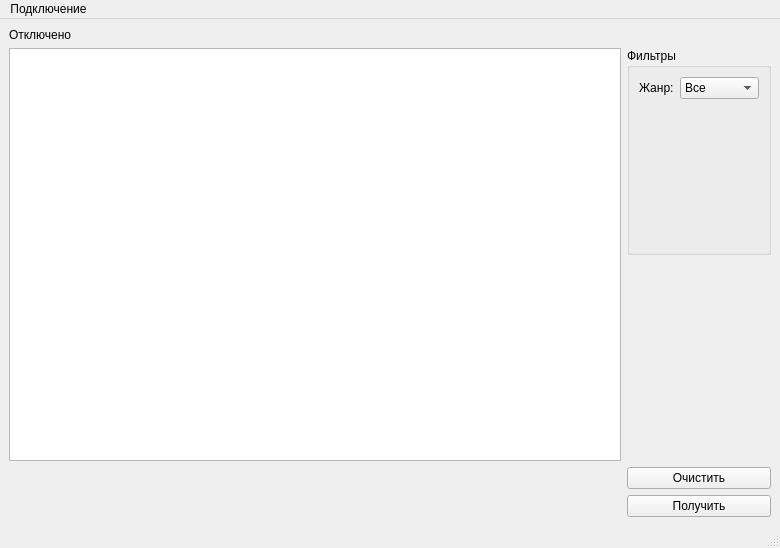
Before: the Qt Designer form 8_Modul/L8_SQL/mainwindow.ui in svcool/origin, drawn with Qt 5.
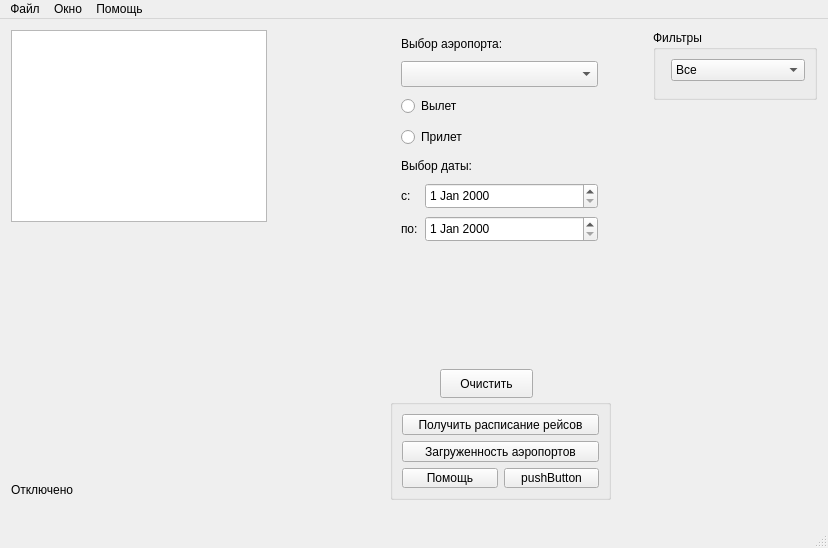
After: the same form once the commit is applied.

```diff
--- a/8_Modul/L8_SQL/mainwindow.ui
+++ b/8_Modul/L8_SQL/mainwindow.ui
@@ -6,7 +6,7 @@
    <rect>
     <x>0</x>
     <y>0</y>
-    <width>780</width>
+    <width>828</width>
     <height>548</height>
    </rect>
   </property>
@@ -20,9 +20,15 @@
    <string>MainWindow</string>
   </property>
   <widget class="QWidget" name="centralwidget">
-   <layout class="QGridLayout" name="gridLayout">
-    <item row="1" column="1">
      <widget class="QGroupBox" name="gb_filters">
+    <property name="geometry">
+     <rect>
+      <x>653</x>
+      <y>11</y>
+      <width>164</width>
+      <height>70</height>
+     </rect>
+    </property>
       <property name="sizePolicy">
        <sizepolicy hsizetype="Preferred" vsizetype="Minimum">
         <horstretch>0</horstretch>
@@ -33,13 +39,6 @@
        <string>Фильтры</string>
       </property>
       <layout class="QFormLayout" name="formLayout">
-       <item row="0" column="0">
-        <widget class="QLabel" name="lb_category">
-         <property name="text">
-          <string>Жанр:</string>
-         </property>
-        </widget>
-       </item>
        <item row="0" column="1">
         <widget class="QComboBox" name="cb_category">
          <item>
@@ -61,25 +60,25 @@
        </item>
       </layout>
      </widget>
-    </item>
-    <item row="2" column="1">
-     <spacer name="verticalSpacer">
-      <property name="orientation">
-       <enum>Qt::Vertical</enum>
-      </property>
-      <property name="sizeType">
-       <enum>QSizePolicy::Minimum</enum>
-      </property>
-      <property name="sizeHint" stdset="0">
-       <size>
-        <width>20</width>
-        <height>40</height>
-       </size>
-      </property>
-     </spacer>
-    </item>
-    <item row="4" column="1">
-     <widget class="QPushButton" name="pb_request">
+   <widget class="QTableView" name="tv_tableView">
+    <property name="geometry">
+     <rect>
+      <x>11</x>
+      <y>11</y>
+      <width>256</width>
+      <height>192</height>
+     </rect>
+    </property>
+   </widget>
+   <widget class="QPushButton" name="pb_clear">
+    <property name="geometry">
+     <rect>
+      <x>440</x>
+      <y>350</y>
+      <width>93</width>
+      <height>29</height>
+     </rect>
+    </property>
       <property name="sizePolicy">
        <sizepolicy hsizetype="Minimum" vsizetype="Maximum">
         <horstretch>0</horstretch>
@@ -87,12 +86,18 @@
        </sizepolicy>
       </property>
       <property name="text">
-       <string>Получить</string>
-      </property>
-     </widget>
-    </item>
-    <item row="0" column="0">
+     <string>Очистить</string>
+    </property>
+   </widget>
      <widget class="QLabel" name="lb_statusConnect">
+    <property name="geometry">
+     <rect>
+      <x>11</x>
+      <y>461</y>
+      <width>78</width>
+      <height>20</height>
+     </rect>
+    </property>
       <property name="sizePolicy">
        <sizepolicy hsizetype="Preferred" vsizetype="Maximum">
         <horstretch>0</horstretch>
@@ -103,43 +108,224 @@
        <string>Отключено</string>
       </property>
      </widget>
-    </item>
-    <item row="3" column="1">
-     <widget class="QPushButton" name="pb_clear">
-      <property name="sizePolicy">
-       <sizepolicy hsizetype="Minimum" vsizetype="Maximum">
-        <horstretch>0</horstretch>
-        <verstretch>0</verstretch>
-       </sizepolicy>
-      </property>
+   <widget class="QGroupBox" name="groupBox_2">
+    <property name="geometry">
+     <rect>
+      <x>390</x>
+      <y>380</y>
+      <width>221</width>
+      <height>101</height>
+     </rect>
+    </property>
+    <property name="minimumSize">
+     <size>
+      <width>221</width>
+      <height>101</height>
+     </size>
+    </property>
+    <property name="maximumSize">
+     <size>
+      <width>221</width>
+      <height>101</height>
+     </size>
+    </property>
+    <property name="title">
+     <string/>
+    </property>
+    <layout class="QGridLayout" name="gridLayout_2">
+     <item row="2" column="1">
+      <widget class="QPushButton" name="pushButton">
+       <property name="text">
+        <string>pushButton</string>
+       </property>
+      </widget>
+     </item>
+     <item row="2" column="0">
+      <widget class="QPushButton" name="pb_help">
+       <property name="text">
+        <string>Помощь</string>
+       </property>
+      </widget>
+     </item>
+     <item row="1" column="0" colspan="2">
+      <widget class="QPushButton" name="pb_graphic">
       <property name="text">
-       <string>Очистить</string>
+        <string>Загруженность аэропортов</string>
       </property>
      </widget>
     </item>
-    <item row="1" column="0" rowspan="2">
-     <widget class="QTableView" name="tv_ableView"/>
-    </item>
-   </layout>
+     <item row="0" column="0" colspan="2">
+      <widget class="QPushButton" name="pb_request">
+       <property name="text">
+        <string>Получить расписание рейсов</string>
+       </property>
+      </widget>
+     </item>
+    </layout>
+   </widget>
+   <widget class="QLabel" name="label">
+    <property name="geometry">
+     <rect>
+      <x>401</x>
+      <y>15</y>
+      <width>197</width>
+      <height>20</height>
+     </rect>
+    </property>
+    <property name="text">
+     <string>Выбор аэропорта:</string>
+    </property>
+   </widget>
+   <widget class="QRadioButton" name="rb_arrival">
+    <property name="geometry">
+     <rect>
+      <x>401</x>
+      <y>106</y>
+      <width>197</width>
+      <height>24</height>
+     </rect>
+    </property>
+    <property name="text">
+     <string>Прилет</string>
+    </property>
+   </widget>
+   <widget class="QLabel" name="label_2">
+    <property name="geometry">
+     <rect>
+      <x>401</x>
+      <y>137</y>
+      <width>197</width>
+      <height>20</height>
+     </rect>
+    </property>
+    <property name="text">
+     <string>Выбор даты:</string>
+    </property>
+   </widget>
+   <widget class="QLabel" name="label_4">
+    <property name="geometry">
+     <rect>
+      <x>401</x>
+      <y>197</y>
+      <width>17</width>
+      <height>26</height>
+     </rect>
+    </property>
+    <property name="minimumSize">
+     <size>
+      <width>0</width>
+      <height>16</height>
+     </size>
+    </property>
+    <property name="maximumSize">
+     <size>
+      <width>17</width>
+      <height>16777215</height>
+     </size>
+    </property>
+    <property name="text">
+     <string>по:</string>
+    </property>
+   </widget>
+   <widget class="QLabel" name="label_3">
+    <property name="geometry">
+     <rect>
+      <x>401</x>
+      <y>164</y>
+      <width>16</width>
+      <height>26</height>
+     </rect>
+    </property>
+    <property name="minimumSize">
+     <size>
+      <width>0</width>
+      <height>16</height>
+     </size>
+    </property>
+    <property name="maximumSize">
+     <size>
+      <width>16</width>
+      <height>16777215</height>
+     </size>
+    </property>
+    <property name="text">
+     <string>c:</string>
+    </property>
+   </widget>
+   <widget class="QDateEdit" name="dtfrom_dateEdit">
+    <property name="geometry">
+     <rect>
+      <x>425</x>
+      <y>164</y>
+      <width>173</width>
+      <height>26</height>
+     </rect>
+    </property>
+   </widget>
+   <widget class="QRadioButton" name="rb_Departure">
+    <property name="geometry">
+     <rect>
+      <x>401</x>
+      <y>75</y>
+      <width>197</width>
+      <height>24</height>
+     </rect>
+    </property>
+    <property name="text">
+     <string>Вылет</string>
+    </property>
+   </widget>
+   <widget class="QDateEdit" name="dtby_dateEdit">
+    <property name="geometry">
+     <rect>
+      <x>425</x>
+      <y>197</y>
+      <width>173</width>
+      <height>26</height>
+     </rect>
+    </property>
+   </widget>
+   <widget class="QComboBox" name="cb_comboBox">
+    <property name="geometry">
+     <rect>
+      <x>401</x>
+      <y>42</y>
+      <width>197</width>
+      <height>26</height>
+     </rect>
+    </property>
+   </widget>
   </widget>
   <widget class="QMenuBar" name="menubar">
    <property name="geometry">
     <rect>
      <x>0</x>
      <y>0</y>
-     <width>780</width>
-     <height>22</height>
+     <width>828</width>
+     <height>26</height>
     </rect>
    </property>
    <widget class="QMenu" name="menu">
     <property name="title">
-     <string>Подключение</string>
+     <string>Файл</string>
     </property>
     <addaction name="act_addData"/>
     <addaction name="separator"/>
     <addaction name="act_connect"/>
    </widget>
+   <widget class="QMenu" name="menu_2">
+    <property name="title">
+     <string>Окно</string>
+    </property>
+   </widget>
+   <widget class="QMenu" name="menu_3">
+    <property name="title">
+     <string>Помощь</string>
+    </property>
+   </widget>
    <addaction name="menu"/>
+   <addaction name="menu_2"/>
+   <addaction name="menu_3"/>
   </widget>
   <widget class="QStatusBar" name="statusbar"/>
   <action name="act_connect">
```
Lines whose indentation alone changed are shown as unchanged.
